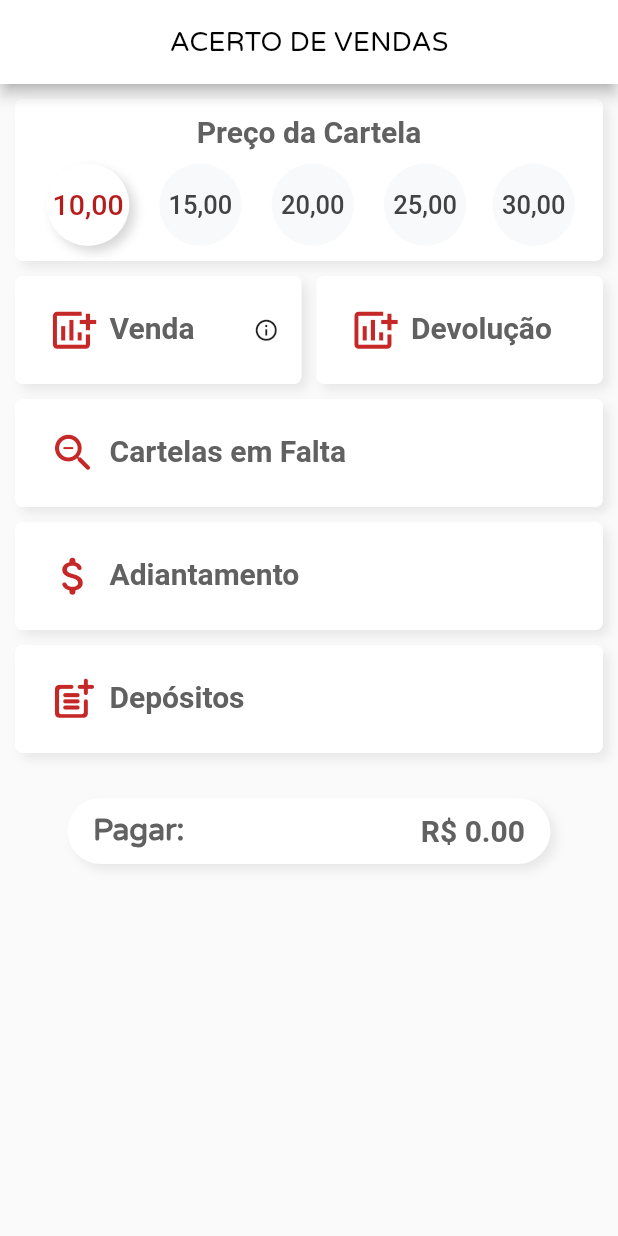
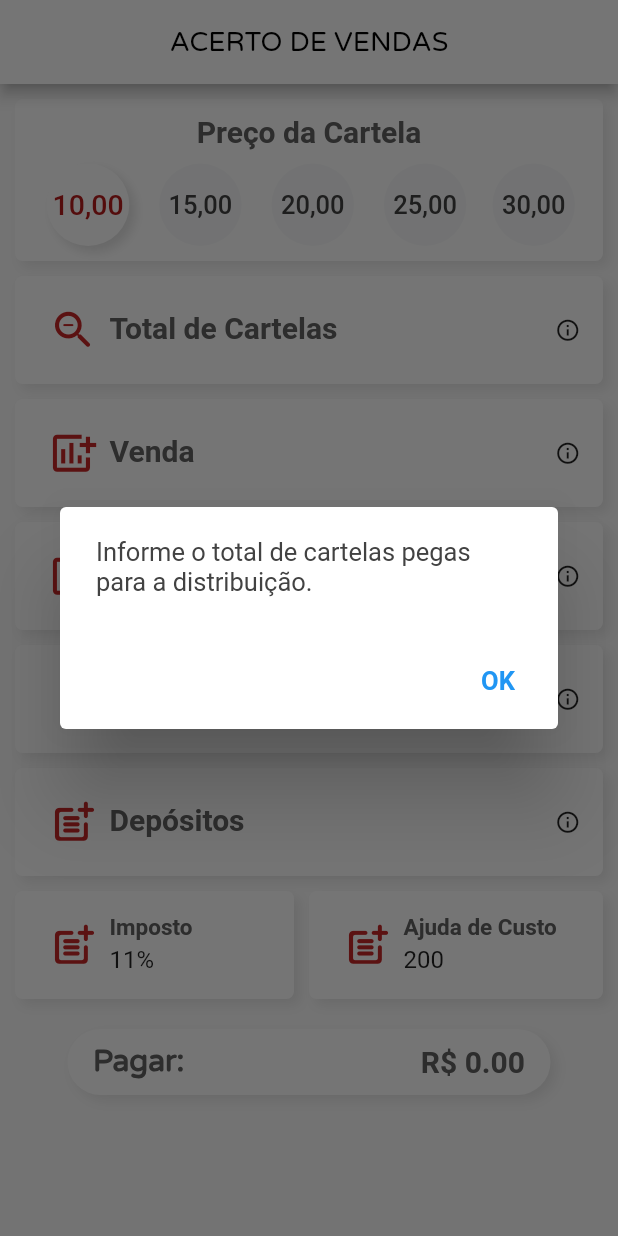
Before and after one commit to JoaoPaulo-Macedo/sales_accounting_app, a Flutter app: the screen it shows after launch, after a tap on the "info outline" icon, on a phone screen of 412 x 824 dp. Run offline on Flutter 3.47's test engine with Material 2 defaults, Android fonts, the phone set to English and light mode, and no system bars.

Commit message:
ADD total cards, tax and allowance fields

```diff
--- a/lib/app_decoration.dart
+++ b/lib/app_decoration.dart
@@ -12,7 +12,7 @@ class AppDecoration {
 
   static List<BoxShadow> priceShadow = [
     BoxShadow(
-      color: Colors.grey.withOpacity(0.4),
+      color: Colors.grey.withOpacity(0.3),
       spreadRadius: 0,
       blurRadius: 5,
       offset: Offset(4, 4),
--- a/lib/main.dart
+++ b/lib/main.dart
@@ -30,19 +30,30 @@ class MyHomePage extends StatefulWidget {
 }
 
 class _MyHomePageState extends State<MyHomePage> {
+  TextEditingController holdCardsController = TextEditingController();
   TextEditingController soldController = TextEditingController();
+  TextEditingController devolutionController = TextEditingController();
   TextEditingController price = TextEditingController();
-  TextEditingController missingController = TextEditingController();
   TextEditingController moneyPaidController = TextEditingController();
   TextEditingController depositsController = TextEditingController();
+  TextEditingController taxController = TextEditingController();
+  TextEditingController allowanceController = TextEditingController();
   final FocusNode saleFocus = FocusNode();
-  final FocusNode devoluctionFocus = FocusNode();
+  final FocusNode devolutionFocus = FocusNode();
   final FocusNode missingFocus = FocusNode();
   final FocusNode moneyFocus = FocusNode();
   final FocusNode depositFocus = FocusNode();
   Size size;
   Selected selected = Selected.ten;
   double debt = 0;
+
+  @override
+  void initState() {
+    super.initState();
+
+    taxController.text = '11%';
+    allowanceController.text = '200';
+  }
 
   @override
   Widget build(BuildContext context) {
@@ -69,38 +80,35 @@ class _MyHomePageState extends State<MyHomePage> {
             child: Column(
               children: [
                 priceCard('Preço da Cartela'),
-                Row(
-                  children: [
-                    Expanded(
-                      child: textCard(
+                textCard(
+                    title: 'Total de Cartelas',
+                    prefixIcon: Icons.zoom_out_rounded,
+                    controller: holdCardsController,
+                    topMargin: 10,
+                    focus: missingFocus,
+                    cardInfo: AppCardInfo(
+                      text:
+                          'Informe o total de cartelas pegas para a distribuição.',
+                    )),
+                textCard(
                   title: 'Venda',
                   prefixIcon: Icons.add_chart,
                   controller: soldController,
                   topMargin: 10,
                   focus: saleFocus,
                   cardInfo: AppCardInfo(
-
+                    text: 'Informe o total de cartelas vendidas.',
                   ),
                 ),
-                    ),
-                    SizedBox(width: 10),
-                    Expanded(
-                      child: textCard(
+                textCard(
                   title: 'Devolução',
                   prefixIcon: Icons.add_chart,
-                        controller: soldController,
+                  controller: devolutionController,
                   topMargin: 10,
-                        focus: devoluctionFocus,
+                  focus: devolutionFocus,
+                  cardInfo: AppCardInfo(
+                    text: 'Informe o total de cartelas devolvidas.',
                   ),
-                    ),
-                  ],
-                ),
-                textCard(
-                  title: 'Cartelas em Falta',
-                  prefixIcon: Icons.zoom_out_rounded,
-                  controller: missingController,
-                  topMargin: 10,
-                  focus: missingFocus,
                 ),
                 textCard(
                   title: 'Adiantamento',
@@ -109,6 +117,9 @@ class _MyHomePageState extends State<MyHomePage> {
                   formatAsMoney: true,
                   topMargin: 10,
                   focus: moneyFocus,
+                  cardInfo: AppCardInfo(
+                    text: 'Informe os adiantamentos em dinheiro.',
+                  ),
                 ),
                 textCard(
                   title: 'Depósitos',
@@ -117,46 +128,60 @@ class _MyHomePageState extends State<MyHomePage> {
                   formatAsMoney: true,
                   topMargin: 10,
                   focus: depositFocus,
+                  cardInfo: AppCardInfo(
+                    text: 'Informe os depósitos.',
                   ),
-                /*Row(
+                ),
+                Row(
                   children: [
                     Expanded(
                       child: textCard(
                         title: 'Imposto',
                         prefixIcon: Icons.post_add_rounded,
-                        controller: depositsController,
+                        controller: taxController,
                         formatAsMoney: true,
                         topMargin: 10,
                         rightMargin: 10,
-                        fontSize: 15,
-                        suffixWidget: IconButton(
-                          icon: Icon(Icons.add_circle_outline_rounded),
-                          onPressed: () => print('===================='),
+                        readOnly: true,
+                        function: () {
+                          print('SOOOOU');
+                          setState(() {});
+                          showDialog(
+                            context: context,
+                            builder: (_) => AlertDialog(
+                              content: Text('SOOOOOU'),
                             ),
+                          );
+                        },
                       ),
                     ),
                     Expanded(
                       child: textCard(
                         title: 'Ajuda de Custo',
                         prefixIcon: Icons.post_add_rounded,
-                        controller: depositsController,
+                        controller: allowanceController,
                         formatAsMoney: true,
                         topMargin: 10,
-                        fontSize: 13,
+                        readOnly: true,
+                        function: () {
+                          print('SOOOOU');
+                          setState(() {});
+                          showDialog(
+                            context: context,
+                            builder: (_) => AlertDialog(
+                              content: Text('SOOOOOU'),
+                            ),
+                          );
+                        },
                       ),
                     ),
                   ],
-                ),*/
+                ),
                 debtField(debt),
               ],
             ),
           ),
         ),
-        /*floatingActionButton: MediaQuery.of(context).viewInsets.bottom > 0
-          ? Container()
-          : AppButton('Calcular'),
-        floatingActionButtonLocation: FloatingActionButtonLocation.centerFloat,
-      */
       ),
     );
   }
@@ -164,7 +189,7 @@ class _MyHomePageState extends State<MyHomePage> {
   Widget textCard({
     @required String title,
     @required TextEditingController controller,
-    IconData prefixIcon,
+    bool readOnly = false,
     bool formatAsMoney = false,
     double topMargin = 0,
     double bottomMargin = 0,
@@ -173,8 +198,10 @@ class _MyHomePageState extends State<MyHomePage> {
     double fontSize = 20,
     double iconSize = 33,
     Widget prefixWidget,
+    IconData prefixIcon,
     FocusNode focus,
     AppCardInfo cardInfo,
+    var function,
   }) {
     return GestureDetector(
       child: Container(
@@ -193,6 +220,7 @@ class _MyHomePageState extends State<MyHomePage> {
             children: [
               Expanded(
                 child: TextField(
+                  readOnly: readOnly,
                   controller: controller,
                   keyboardType: TextInputType.number,
                   focusNode: focus,
@@ -213,15 +241,20 @@ class _MyHomePageState extends State<MyHomePage> {
                   cursorColor: Colors.black,
                   onChanged: (_) => calculate(),
                   onSubmitted: (_) => calculate(),
+                  onTap: function == null
+                      ? () {
+                          print('FUDEEEU');
+                        }
+                      : function,
                 ),
               ),
-              cardInfo != null ? SizedBox(width: 10,) : Container(),
+              cardInfo != null ? SizedBox(width: 10) : Container(),
               cardInfo != null ? cardInfo : Container(),
             ],
           ),
         ),
       ),
-      onTap: () => focus.requestFocus(),
+      onTap: function ?? () => focus.requestFocus(),
     );
   }
 
@@ -252,7 +285,8 @@ class _MyHomePageState extends State<MyHomePage> {
               '${price.toString()},00',
               style: TextStyle(
                 fontSize: selection == selected ? 19 : 17,
-                color: selection == selected ? Colors.red[900] : Colors.grey[800],
+                color:
+                    selection == selected ? Colors.red[900] : Colors.grey[800],
               ),
             ),
             onPressed: () {
@@ -306,7 +340,7 @@ class _MyHomePageState extends State<MyHomePage> {
     //if (debt < 0) debt = debt.abs();
 
     return Container(
-      margin: EdgeInsets.fromLTRB(35, 30, 35, 0),
+      margin: EdgeInsets.fromLTRB(35, 20, 35, 0),
       padding: EdgeInsets.fromLTRB(17, 10, 17, 10),
       decoration: AppDecoration.appDebtBoxDecoration,
       child: Row(
@@ -356,23 +390,27 @@ class _MyHomePageState extends State<MyHomePage> {
   }
 
   void calculate() {
+    String holdText = holdCardsController.text.trim();
     String soldText = soldController.text.trim();
 
-    if (soldText == '') {
+    if (holdText == '' || soldText == '') {
       debt = 0;
       return;
     }
 
     double price;
     double taxRate = 0.11;
-    double missing = 0;
+    double devolution = 0;
     double paid = 0;
     double deposits = 0;
     double allowance = 200;
-    double sold = double.parse(soldText);
+    double holdCards = double.parse(holdText);
+    double soldCards = double.parse(soldText);
 
-    if ((missingController.text.trim()) != '')
-      missing = double.parse(missingController.text.trim());
+    if ((devolutionController.text.trim()) != '')
+      devolution = double.parse(devolutionController.text.trim());
+    else
+      devolution = holdCards - soldCards;
 
     if ((moneyPaidController.text.trim()) != '')
       paid = double.parse(moneyPaidController.text.trim());
@@ -386,14 +424,14 @@ class _MyHomePageState extends State<MyHomePage> {
     if (selected == Selected.twentyFive) price = 25;
     if (selected == Selected.thirty) price = 30;
 
-    double grossDebt = sold * (price * 0.82);
+    double grossDebt = soldCards * (price * 0.82);
     double earnRate = price * 0.08;
-    double taxDebt = (sold * earnRate) * taxRate;
-    double missingDebt = missing * price;
+    double taxDebt = (soldCards * earnRate) * taxRate;
+    double missing = holdCards - soldCards - devolution;
+    double missingDebt = missing >= 0 ? missing * price : 0;
 
     debt = grossDebt + missingDebt + taxDebt - paid - deposits - allowance;
 
     setState(() {});
-    //ToDo: if none is selected, ask to select.
   }
 }
--- a/lib/widgets/app_card_info.dart
+++ b/lib/widgets/app_card_info.dart
@@ -1,6 +1,10 @@
 import 'package:flutter/material.dart';
 
 class AppCardInfo extends StatelessWidget {
+  AppCardInfo({@required this.text});
+
+  final String text;
+
   @override
   Widget build(BuildContext context) {
     return GestureDetector(
@@ -9,7 +13,48 @@ class AppCardInfo extends StatelessWidget {
         size: 17,
       ),
       onTap: () {
-        print('sou');
+        showDialog(
+          context: context,
+          builder: (_) => AlertDialog(
+            content: Text(
+              text,
+              style: TextStyle(
+                color: Colors.grey[800],
+                fontSize: 17,
+              ),
+            ),
+            actions: [
+              /*GestureDetector(
+                child: Container(
+                  height: 40,
+                  width: 40,
+                  child: Center(
+                    child: Text(
+                      'OK',
+                      style: TextStyle(
+                        color: Colors.blue,
+                        fontWeight: FontWeight.bold,
+                        fontSize: 17,
+                      ),
+                    ),
+                  ),
+                ),
+                onTap: () => Navigator.of(context).pop(),
+              )*/
+              TextButton(
+                child: Text(
+                  'OK',
+                  style: TextStyle(
+                    color: Colors.blue,
+                    fontWeight: FontWeight.bold,
+                    fontSize: 17,
+                  ),
+                ),
+                onPressed: () => Navigator.of(context).pop(),
+              )
+            ],
+          ),
+        );
       },
     );
   }
```
Lines whose indentation alone changed are shown as unchanged.
